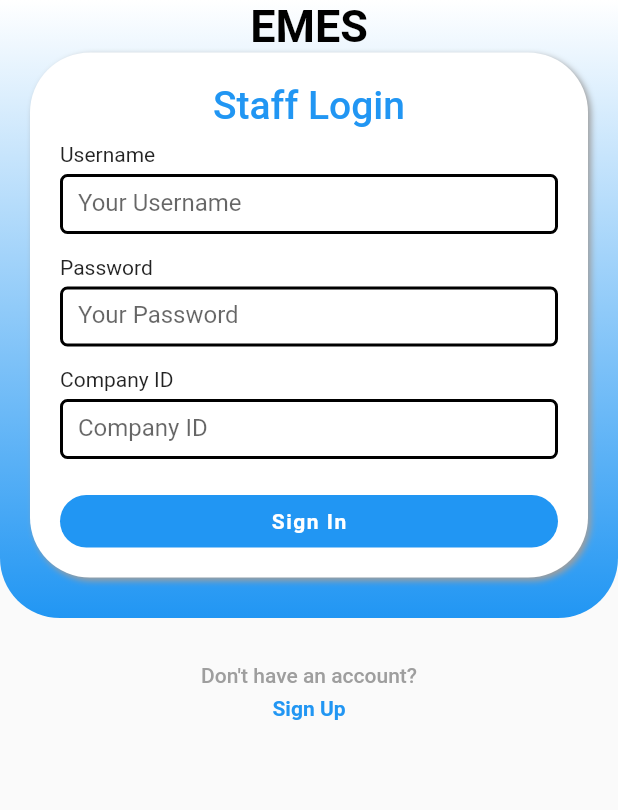
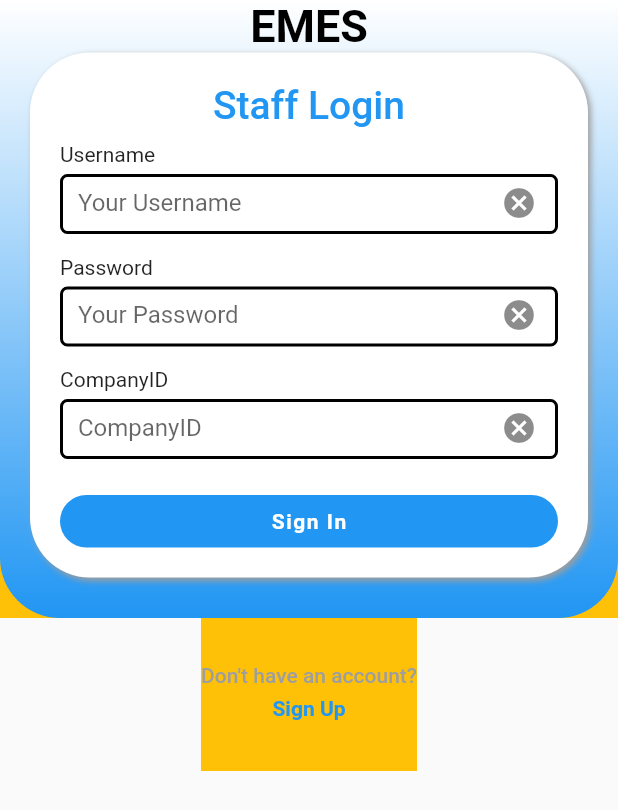
Before and after one commit to Danishbansal-cmd/emes, a Flutter app: the screen it shows after launch, on a phone screen of 412 x 824 dp. Shown: the top 810 px of the screen. Run offline on Flutter 3.47's test engine with Material 2 defaults, Android fonts, the phone set to English and light mode, and no system bars; our stand-ins replace shared_preferences; accounts and stored records are empty.

Commit message:
Changing login and singup page

```diff
--- a/lib/Pages/login_page.dart
+++ b/lib/Pages/login_page.dart
@@ -29,7 +29,9 @@ class LoginPage extends StatelessWidget {
               child: Column(
                 mainAxisAlignment: MainAxisAlignment.spaceBetween,
                 children: [
-                  Stack(
+                  Container(
+                    color: Colors.amber,
+                    child: Stack(
                       children: [
                         Container(
                           decoration: const BoxDecoration(
@@ -100,130 +102,89 @@ class LoginPage extends StatelessWidget {
                                     ),
                                     //
                                     //username row
-                                  const Text("Username"),
-                                  const SizedBox(
-                                    height: 5,
-                                  ),
-                                  Container(
-                                    height: 40,
-                                    padding: const EdgeInsets.symmetric(
-                                      horizontal: 10,
-                                    ),
-                                    decoration: BoxDecoration(
-                                      borderRadius: BorderRadius.circular(5),
-                                      border: Border.all(
-                                        color: Colors.black,
-                                        width: 2,
-                                      ),
-                                    ),
-                                    child: Center(
-                                      child: TextField(
-                                        controller: usernameController,
-                                        onChanged: (value) {
-                                          loginFromProvider
-                                              .setUsernameError(value);
-                                        },
-                                        decoration: const InputDecoration(
-                                          hintText: "Your Username",
-                                          border: InputBorder.none,
-                                        ),
-                                      ),
-                                    ),
-                                  ),
                                     Consumer<LoginFormProvider>(
                                       builder: (context,
                                           appLevelLoginFormProvider, _) {
-                                      return Text(
+                                        return returnFormRow(
+                                            "Username",
+                                            usernameController,
+                                            appLevelLoginFormProvider
+                                                .setUsernameError,
                                             appLevelLoginFormProvider
                                                 .getUsernameError,
-                                        style: _textTheme.headline6,
-                                      );
+                                            context);
                                       },
                                     ),
                                     //
                                     //password row
-                                  const Text("Password"),
-                                  const SizedBox(
-                                    height: 5,
-                                  ),
-                                  Container(
-                                    height: 40,
-                                    padding: const EdgeInsets.symmetric(
-                                      horizontal: 10,
-                                    ),
-                                    decoration: BoxDecoration(
-                                      borderRadius: BorderRadius.circular(5),
-                                      border: Border.all(
-                                        color: Colors.black,
-                                        width: 2,
-                                      ),
-                                    ),
-                                    child: Center(
-                                      child: TextField(
-                                        controller: passwordController,
-                                        onChanged: (value) {
-                                          loginFromProvider
-                                              .setPasswordError(value);
-                                        },
-                                        decoration: const InputDecoration(
-                                          // labelText: "hello 1",
-                                          hintText: "Your Password",
-                                          border: InputBorder.none,
-                                        ),
-                                      ),
-                                    ),
-                                  ),
                                     Consumer<LoginFormProvider>(
                                       builder: (context,
                                           appLevelLoginFormProvider, _) {
-                                      return Text(
+                                        return returnFormRow(
+                                            "Password",
+                                            passwordController,
+                                            appLevelLoginFormProvider
+                                                .setPasswordError,
                                             appLevelLoginFormProvider
                                                 .getPasswordError,
-                                        style: _textTheme.headline6,
-                                      );
+                                            context);
                                       },
                                     ),
                                     //
                                     //companyID row
-                                  const Text("Company ID"),
-                                  const SizedBox(
-                                    height: 5,
-                                  ),
-                                  Container(
-                                    height: 40,
-                                    padding: const EdgeInsets.symmetric(
-                                      horizontal: 10,
-                                    ),
-                                    decoration: BoxDecoration(
-                                      borderRadius: BorderRadius.circular(5),
-                                      border: Border.all(
-                                        color: Colors.black,
-                                        width: 2,
-                                      ),
-                                    ),
-                                    child: Center(
-                                      child: TextField(
-                                        controller: companyIDController,
-                                        onChanged: (value) {
-                                          loginFromProvider
-                                              .setCompanyIDError(value);
-                                        },
-                                        decoration: const InputDecoration(
-                                          // labelText: "hello 1",
-                                          hintText: "Company ID",
-                                          border: InputBorder.none,
-                                        ),
-                                      ),
-                                    ),
-                                  ),
+                                    // const Text("Company ID"),
+                                    // const SizedBox(
+                                    //   height: 5,
+                                    // ),
+                                    // Container(
+                                    //   height: 40,
+                                    //   padding: const EdgeInsets.symmetric(
+                                    //     horizontal: 10,
+                                    //   ),
+                                    //   decoration: BoxDecoration(
+                                    //     borderRadius: BorderRadius.circular(5),
+                                    //     border: Border.all(
+                                    //       color: Colors.black,
+                                    //       width: 2,
+                                    //     ),
+                                    //   ),
+                                    //   child: Center(
+                                    //     child: TextField(
+                                    //       textInputAction: TextInputAction.done,
+                                    //       controller: companyIDController,
+                                    //       onChanged: (value) {
+                                    //         loginFromProvider
+                                    //             .setCompanyIDError(value);
+                                    //       },
+                                    //       decoration: const InputDecoration(
+                                    //         // labelText: "hello 1",
+                                    //         hintText: "Company ID",
+                                    //         border: InputBorder.none,
+                                    //       ),
+                                    //     ),
+                                    //   ),
+                                    // ),
+                                    // Consumer<LoginFormProvider>(
+                                    //   builder: (context,
+                                    //       appLevelLoginFormProvider, _) {
+                                    //     return Text(
+                                    //       appLevelLoginFormProvider
+                                    //           .getCompanyIDError,
+                                    //       style: _textTheme.headline6,
+                                    //     );
+                                    //   },
+                                    // ),
                                     Consumer<LoginFormProvider>(
                                       builder: (context,
                                           appLevelLoginFormProvider, _) {
-                                      return Text(
+                                        return returnFormRow(
+                                            "CompanyID",
+                                            companyIDController,
+                                            appLevelLoginFormProvider
+                                                .setCompanyIDError,
                                             appLevelLoginFormProvider
                                                 .getCompanyIDError,
-                                        style: _textTheme.headline6,
-                                      );
+                                            context);
                                       },
                                     ),
                                     //
@@ -269,10 +230,11 @@ class LoginPage extends StatelessWidget {
                         ),
                       ],
                     ),
-                  Padding(
-                    padding: const EdgeInsets.symmetric(
-                      vertical: 30,
                   ),
+                  Container(
+                    color: Colors.amber,
+                    child: Padding(
+                      padding: const EdgeInsets.symmetric(vertical: 30),
                       child: Column(
                         children: [
                           const Text(
@@ -312,6 +274,7 @@ class LoginPage extends StatelessWidget {
                         ],
                       ),
                     ),
+                  ),
                 ],
               ),
             ),
@@ -320,4 +283,64 @@ class LoginPage extends StatelessWidget {
       ),
     );
   }
+
+  Widget returnFormRow(String text, TextEditingController controller,
+      Function setfunction, String getfunction, BuildContext context) {
+    final _textTheme = Theme.of(context).textTheme;
+    return Column(
+      crossAxisAlignment: CrossAxisAlignment.start,
+      children: [
+        Text(text),
+        const SizedBox(
+          height: 5,
+        ),
+        Container(
+          height: 40,
+          padding: const EdgeInsets.symmetric(
+            horizontal: 10,
+          ).copyWith(right: 0),
+          decoration: BoxDecoration(
+            borderRadius: BorderRadius.circular(5),
+            border: Border.all(
+              color: Colors.black,
+              width: 2,
+            ),
+          ),
+          child: Center(
+            child: TextField(
+              controller: controller,
+              keyboardType: TextInputType.name,
+              textInputAction: text == "CompanyID"
+                  ? TextInputAction.done
+                  : TextInputAction.next,
+              onSubmitted: (value) {
+                text == "CompanyID"
+                    ? FocusScope.of(context).dispose()
+                    : FocusScope.of(context).nextFocus();
+              },
+              onChanged: (value) {
+                setfunction(value);
+              },
+              decoration: InputDecoration(
+                hintText: text == "CompanyID" ? text : "Your $text",
+                border: InputBorder.none,
+                suffixIcon: IconButton(
+                  padding: const EdgeInsets.only(bottom: 2,right: 0),
+                  onPressed: () {
+                    controller.clear();
+                  },
+                  icon: const Icon(Icons.cancel),
+                ),
+              ),
+            ),
+          ),
+        ),
+        Text(
+          getfunction,
+          style: _textTheme.headline6,
+        ),
+      ],
+    );
   }
+
+}
```
Also changed, not shown: lib/Pages/signup_page.dart (+185 -96 lines), lib/Providers/sign_up_form_provider.dart (added, +117 -0 lines). Lines whose indentation alone changed are shown as unchanged.
